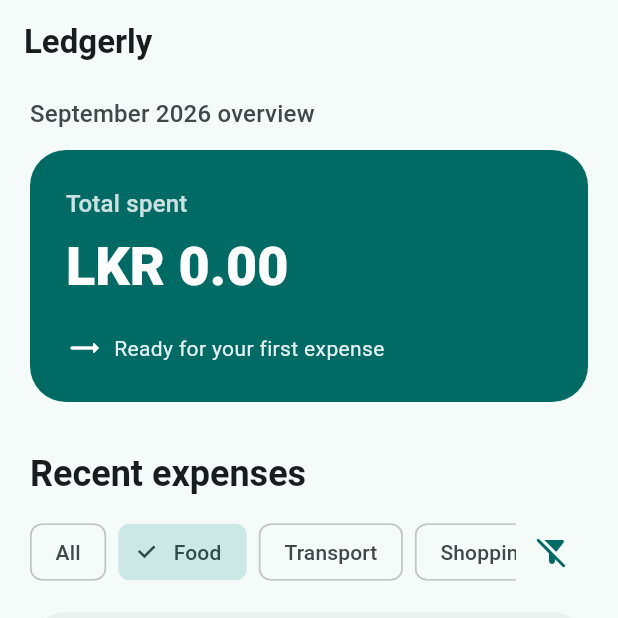
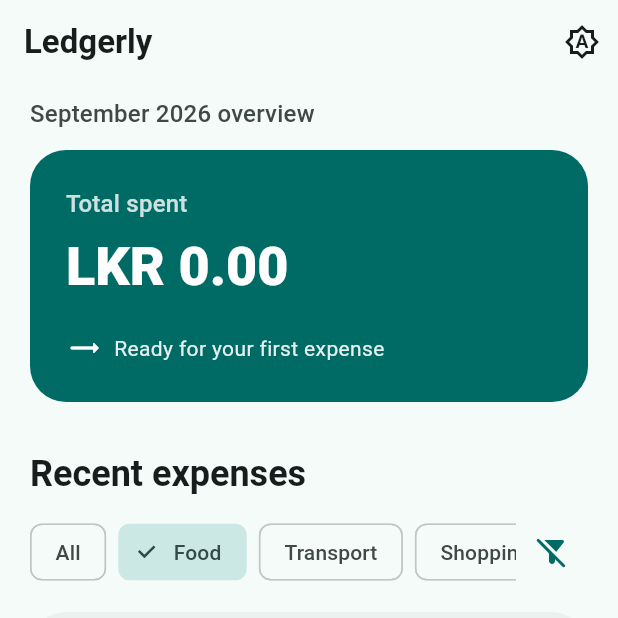
Before and after one commit to tharukanandasiri/Expense-Tracker-Mobile-App, a Flutter app: the screen it shows after launch, after a tap on "Food", on a phone screen of 412 x 824 dp, the top half of it. Run offline on Flutter 3.47's test engine with Material 3 defaults, Android fonts, the phone set to English and light mode, and no system bars; our stand-ins replace cloud_firestore, firebase_core, shared_preferences; accounts and stored records are empty.

Commit message:
feat: add persistent theme mode toggle

```diff
--- /dev/null
+++ b/lib/core/theme/theme_controller.dart
@@ -0,0 +1,32 @@
+import 'package:flutter/material.dart';
+import 'package:shared_preferences/shared_preferences.dart';
+
+class ThemeController extends ChangeNotifier {
+  static const _themeModeKey = 'theme_mode';
+
+  ThemeMode _themeMode = ThemeMode.system;
+
+  ThemeMode get themeMode => _themeMode;
+
+  Future<void> load() async {
+    final preferences = await SharedPreferences.getInstance();
+    final savedMode = preferences.getString(_themeModeKey);
+    if (savedMode == null) return;
+
+    _themeMode = switch (savedMode) {
+      'light' => ThemeMode.light,
+      'dark' => ThemeMode.dark,
+      _ => ThemeMode.system,
+    };
+  }
+
+  Future<void> setThemeMode(ThemeMode mode) async {
+    if (_themeMode == mode) return;
+
+    _themeMode = mode;
+    notifyListeners();
+
+    final preferences = await SharedPreferences.getInstance();
+    await preferences.setString(_themeModeKey, mode.name);
+  }
+}
--- a/lib/features/expenses/presentation/pages/expenses_page.dart
+++ b/lib/features/expenses/presentation/pages/expenses_page.dart
@@ -1,14 +1,28 @@
 import 'package:flutter/material.dart';
 
+import '../../../../core/theme/theme_controller.dart';
 import '../../domain/entities/expense.dart';
 import '../../domain/entities/expense_category.dart';
 import '../../domain/repositories/expense_repository.dart';
 import '../widgets/expense_form_sheet.dart';
 
+IconData _themeIcon(ThemeMode mode) {
+  return switch (mode) {
+    ThemeMode.light => Icons.light_mode_outlined,
+    ThemeMode.dark => Icons.dark_mode_outlined,
+    ThemeMode.system => Icons.brightness_auto_outlined,
+  };
+}
+
 class ExpensesPage extends StatelessWidget {
-  const ExpensesPage({super.key, required this.repository});
+  const ExpensesPage({
+    super.key,
+    required this.repository,
+    required this.themeController,
+  });
 
   final ExpenseRepository repository;
+  final ThemeController themeController;
 
   @override
   Widget build(BuildContext context) {
@@ -25,6 +39,7 @@ class ExpensesPage extends StatelessWidget {
         return _ExpenseDashboard(
           repository: repository,
           expenses: snapshot.data!,
+          themeController: themeController,
         );
       },
     );
@@ -32,10 +47,15 @@ class ExpensesPage extends StatelessWidget {
 }
 
 class _ExpenseDashboard extends StatefulWidget {
-  const _ExpenseDashboard({required this.repository, required this.expenses});
+  const _ExpenseDashboard({
+    required this.repository,
+    required this.expenses,
+    required this.themeController,
+  });
 
   final ExpenseRepository repository;
   final List<Expense> expenses;
+  final ThemeController themeController;
 
   @override
   State<_ExpenseDashboard> createState() => _ExpenseDashboardState();
@@ -156,6 +176,25 @@ class _ExpenseDashboardState extends State<_ExpenseDashboard> {
             style: TextStyle(fontWeight: FontWeight.w700),
           ),
         ),
+        actions: [
+          if (MediaQuery.sizeOf(context).width >= 240)
+            PopupMenuButton<ThemeMode>(
+              tooltip: 'Choose appearance',
+              icon: Icon(_themeIcon(widget.themeController.themeMode)),
+              onSelected: widget.themeController.setThemeMode,
+              itemBuilder: (context) => const [
+                PopupMenuItem(
+                  value: ThemeMode.system,
+                  child: Text('Use system theme'),
+                ),
+                PopupMenuItem(
+                  value: ThemeMode.light,
+                  child: Text('Light theme'),
+                ),
+                PopupMenuItem(value: ThemeMode.dark, child: Text('Dark theme')),
+              ],
+            ),
+        ],
       ),
       body: SafeArea(
         child: ListView(
--- a/lib/main.dart
+++ b/lib/main.dart
@@ -2,6 +2,7 @@ import 'package:flutter/material.dart';
 import 'package:firebase_core/firebase_core.dart';
 
 import 'core/theme/app_theme.dart';
+import 'core/theme/theme_controller.dart';
 import 'features/expenses/data/repositories/firestore_expense_repository.dart';
 import 'features/expenses/data/repositories/in_memory_expense_repository.dart';
 import 'features/expenses/domain/repositories/expense_repository.dart';
@@ -11,23 +12,51 @@ import 'firebase_options.dart';
 Future<void> main() async {
   WidgetsFlutterBinding.ensureInitialized();
   await Firebase.initializeApp(options: DefaultFirebaseOptions.currentPlatform);
-  runApp(MyApp(repository: FirestoreExpenseRepository()));
+  final themeController = ThemeController();
+  await themeController.load();
+  runApp(
+    MyApp(
+      repository: FirestoreExpenseRepository(),
+      themeController: themeController,
+    ),
+  );
 }
 
-class MyApp extends StatelessWidget {
-  const MyApp({super.key, this.repository});
+class MyApp extends StatefulWidget {
+  const MyApp({super.key, this.repository, this.themeController});
 
   final ExpenseRepository? repository;
+  final ThemeController? themeController;
+
+  @override
+  State<MyApp> createState() => _MyAppState();
+}
+
+class _MyAppState extends State<MyApp> {
+  late final ThemeController _themeController =
+      widget.themeController ?? ThemeController();
+
+  @override
+  void dispose() {
+    if (widget.themeController == null) _themeController.dispose();
+    super.dispose();
+  }
 
   @override
   Widget build(BuildContext context) {
-    return MaterialApp(
-      title: 'Ledgerly',
-      debugShowCheckedModeBanner: false,
-      theme: AppTheme.light,
-      darkTheme: AppTheme.dark,
-      themeMode: ThemeMode.system,
-      home: ExpensesPage(repository: repository ?? InMemoryExpenseRepository()),
+    return AnimatedBuilder(
+      animation: _themeController,
+      builder: (context, child) => MaterialApp(
+        title: 'Ledgerly',
+        debugShowCheckedModeBanner: false,
+        theme: AppTheme.light,
+        darkTheme: AppTheme.dark,
+        themeMode: _themeController.themeMode,
+        home: ExpensesPage(
+          repository: widget.repository ?? InMemoryExpenseRepository(),
+          themeController: _themeController,
+        ),
+      ),
     );
   }
 }
--- a/pubspec.yaml
+++ b/pubspec.yaml
@@ -36,6 +36,7 @@ dependencies:
   cupertino_icons: ^1.0.8
   firebase_core: ^4.15.0
   cloud_firestore: ^6.10.0
+  shared_preferences: ^2.5.5
 
 dev_dependencies:
   flutter_test:
```
Also changed, not shown: pubspec.lock, 2 other files.
